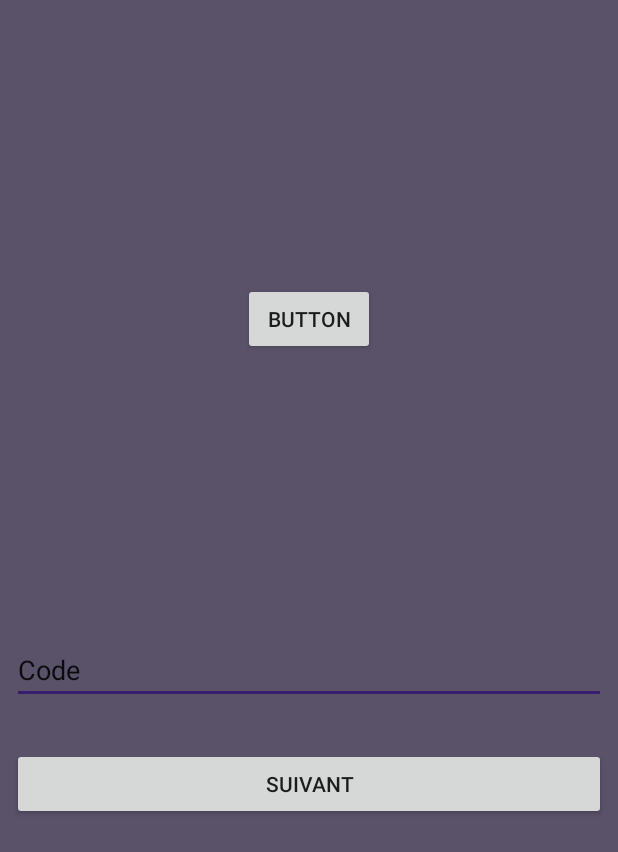
After one commit to deosadamas/WeMeme, an Android app: the CodeActivity screen opened directly, with no data from a screen before it, on a phone screen of 412 x 824 dp. The commit adds this screen. Shown: the top 852 px of the screen. Run offline under Robolectric (Android 15) with nearby library versions, the light colour scheme and no system bars; our stand-ins replace Volley; network calls fail.

Commit message:
Hockey
Soccer

```diff
--- a/App/WeMeme/app/src/main/AndroidManifest.xml
+++ b/App/WeMeme/app/src/main/AndroidManifest.xml
@@ -5,7 +5,7 @@
     <uses-permission android:name="android.permission.INTERNET" />
 
     <application
-        android:name="wememe.com.LruBitmapCache.AppController"
+        android:name=".LruBitmapCache.AppController"
         android:allowBackup="true"
         android:icon="@mipmap/ic_launcher"
         android:label="@string/app_name"
@@ -21,7 +21,8 @@
         </activity>
         <activity android:name=".RegisterActivity" />
         <activity android:name=".User_Area_Activity" />
-        <activity android:name=".NewsFeed"></activity>
+        <activity android:name=".NewsFeed" />
+        <activity android:name=".CodeActivity"></activity>
     </application>
 
 </manifest>
--- a/App/WeMeme/app/src/main/java/wememe/com/EmailRequest.java
+++ b/App/WeMeme/app/src/main/java/wememe/com/EmailRequest.java
@@ -15,12 +15,12 @@ public class EmailRequest extends StringRequest {
     private static final String EMAIL_REQUEST_URL = "http://bronze4life.ca/mobile_app/index.php?prefix=json&p=email";
     private Map<String, String> params;
 
-    public EmailRequest(String pEmailSign, Response.Listener<String> listener) {
-        super(Method.POST, EMAIL_REQUEST_URL, listener, null);
+    public EmailRequest(String pEmailSign, String pnom) {
+        super(Method.POST, EMAIL_REQUEST_URL, null,  null);
         params = new HashMap<>();
         params.put("email", pEmailSign);
+        params.put("nom", pnom);
     }
-
     @Override
     public Map<String, String> getParams() {
         return params;
--- a/App/WeMeme/app/src/main/java/wememe/com/RegisterRequest.java
+++ b/App/WeMeme/app/src/main/java/wememe/com/RegisterRequest.java
@@ -20,7 +20,7 @@ public class RegisterRequest extends StringRequest {
         super(Method.POST, REGISTER_REQUEST_URL, listener, null);
         params = new HashMap<>();
         params.put("email", pEmailSign);
-        params.put("memeur", pMeneurSign);
+        params.put("nom", pMeneurSign);
         params.put("password", pMotDePasseSign);
         params.put("date", pDateSign);
     }
--- /dev/null
+++ b/App/WeMeme/app/src/main/res/layout/activity_code.xml
@@ -0,0 +1,66 @@
+<?xml version="1.0" encoding="utf-8"?>
+<android.support.constraint.ConstraintLayout xmlns:android="http://schemas.android.com/apk/res/android"
+    xmlns:app="http://schemas.android.com/apk/res-auto"
+    xmlns:tools="http://schemas.android.com/tools"
+    android:layout_width="match_parent"
+    android:layout_height="match_parent"
+    tools:context="wememe.com.CodeActivity"
+    android:background="@drawable/background3">
+
+    <Button
+        android:id="@+id/btnSuivant"
+        android:layout_width="0dp"
+        android:layout_height="wrap_content"
+        android:layout_marginBottom="8dp"
+        android:layout_marginLeft="8dp"
+        android:layout_marginRight="8dp"
+        android:layout_marginTop="8dp"
+        android:text="Suivant"
+        app:layout_constraintBottom_toBottomOf="parent"
+        app:layout_constraintHorizontal_bias="0.0"
+        app:layout_constraintLeft_toLeftOf="parent"
+        app:layout_constraintRight_toRightOf="parent"
+        app:layout_constraintTop_toTopOf="parent"
+        app:layout_constraintVertical_bias="0.646"
+        android:layout_marginStart="8dp"
+        android:layout_marginEnd="8dp" />
+
+    <EditText
+        android:id="@+id/editText"
+        android:layout_width="0dp"
+        android:layout_height="wrap_content"
+        android:layout_marginBottom="8dp"
+        android:layout_marginLeft="8dp"
+        android:layout_marginRight="8dp"
+        android:layout_marginTop="8dp"
+        android:ems="10"
+        android:inputType="textPersonName"
+        android:text="Code"
+        app:layout_constraintBottom_toTopOf="@+id/btnSuivant"
+        app:layout_constraintHorizontal_bias="0.0"
+        app:layout_constraintLeft_toLeftOf="parent"
+        app:layout_constraintRight_toRightOf="parent"
+        app:layout_constraintTop_toTopOf="parent"
+        app:layout_constraintVertical_bias="0.951"
+        android:layout_marginStart="8dp"
+        android:layout_marginEnd="8dp" />
+
+    <Button
+        android:id="@+id/btnen"
+        android:layout_width="wrap_content"
+        android:layout_height="wrap_content"
+        android:layout_marginBottom="8dp"
+        android:layout_marginLeft="8dp"
+        android:layout_marginRight="8dp"
+        android:layout_marginTop="8dp"
+        android:text="Button"
+        app:layout_constraintBottom_toTopOf="@+id/editText"
+        app:layout_constraintLeft_toLeftOf="parent"
+        app:layout_constraintRight_toRightOf="parent"
+        app:layout_constraintTop_toTopOf="parent"
+        app:layout_constraintVertical_bias="0.502"
+        android:layout_marginStart="8dp"
+        android:layout_marginEnd="8dp" />
+
+
+</android.support.constraint.ConstraintLayout>
```
Also changed, not shown: App/WeMeme/app/src/main/java/wememe/com/CodeActivity.java (added, +76 -0 lines), App/WeMeme/app/src/main/java/wememe/com/RegisterActivity.java (+13 -17 lines).
